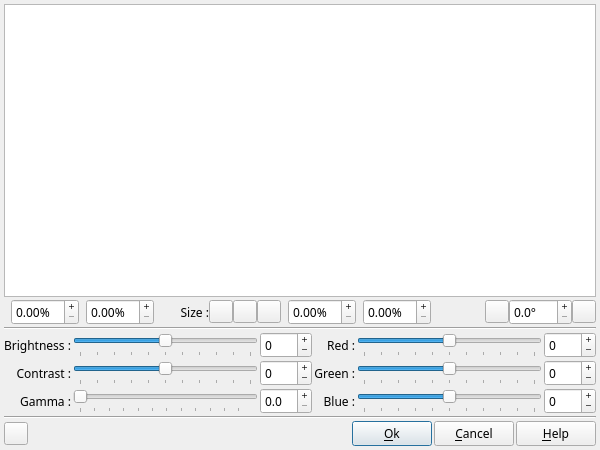
Qt form DlgImageCorrection.ui (boenki/ffdiaporama) before a commit.
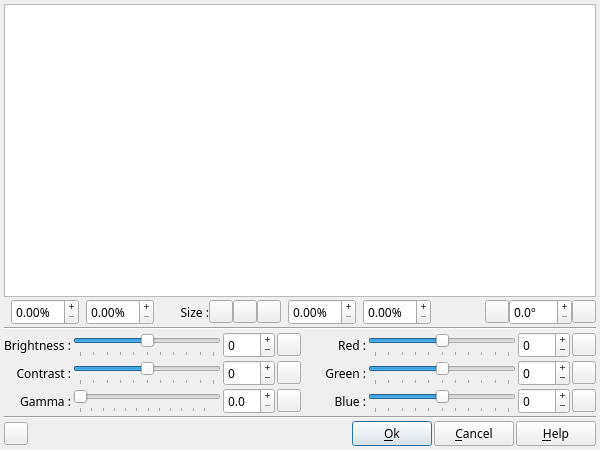
The same form after that commit. Icons and pictures are not drawn.

```diff
--- a/DlgImageCorrection.ui
+++ b/DlgImageCorrection.ui
@@ -496,7 +496,7 @@
        </property>
       </widget>
      </item>
-     <item row="1" column="4">
+     <item row="1" column="6">
       <widget class="QSlider" name="RedSlider">
        <property name="sizePolicy">
         <sizepolicy hsizetype="Expanding" vsizetype="Fixed">
@@ -530,7 +530,7 @@
        </property>
       </widget>
      </item>
-     <item row="1" column="5">
+     <item row="1" column="7">
       <widget class="QSpinBox" name="RedValue">
        <property name="toolTip">
         <string>Adjust red chanel</string>
@@ -546,7 +546,7 @@
        </property>
       </widget>
      </item>
-     <item row="3" column="4">
+     <item row="3" column="6">
       <widget class="QSlider" name="GreenSlider">
        <property name="sizePolicy">
         <sizepolicy hsizetype="Preferred" vsizetype="Fixed">
@@ -580,7 +580,7 @@
        </property>
       </widget>
      </item>
-     <item row="3" column="5">
+     <item row="3" column="7">
       <widget class="QSpinBox" name="GreenValue">
        <property name="toolTip">
         <string>Adjust green chanel</string>
@@ -596,7 +596,7 @@
        </property>
       </widget>
      </item>
-     <item row="5" column="4">
+     <item row="5" column="6">
       <widget class="QSlider" name="BlueSlider">
        <property name="sizePolicy">
         <sizepolicy hsizetype="Preferred" vsizetype="Fixed">
@@ -630,7 +630,7 @@
        </property>
       </widget>
      </item>
-     <item row="5" column="5">
+     <item row="5" column="7">
       <widget class="QSpinBox" name="BlueValue">
        <property name="toolTip">
         <string>Adjust blue chanel</string>
@@ -676,7 +676,7 @@
        </property>
       </widget>
      </item>
-     <item row="1" column="3">
+     <item row="1" column="5">
       <widget class="QLabel" name="label_2">
        <property name="minimumSize">
         <size>
@@ -692,7 +692,7 @@
        </property>
       </widget>
      </item>
-     <item row="3" column="3">
+     <item row="3" column="5">
       <widget class="QLabel" name="label_3">
        <property name="minimumSize">
         <size>
@@ -708,7 +708,7 @@
        </property>
       </widget>
      </item>
-     <item row="5" column="3">
+     <item row="5" column="5">
       <widget class="QLabel" name="label_4">
        <property name="minimumSize">
         <size>
@@ -724,6 +724,109 @@
        </property>
       </widget>
      </item>
+     <item row="1" column="3">
+      <widget class="QToolButton" name="BrightnessResetBT">
+       <property name="toolTip">
+        <string>Reset to zero</string>
+       </property>
+       <property name="text">
+        <string notr="true"/>
+       </property>
+       <property name="icon">
+        <iconset>
+         <normaloff>img/undo.png</normaloff>img/undo.png</iconset>
+       </property>
+      </widget>
+     </item>
+     <item row="3" column="3">
+      <widget class="QToolButton" name="ContrastResetBT">
+       <property name="toolTip">
+        <string>Reset to zero</string>
+       </property>
+       <property name="text">
+        <string notr="true"/>
+       </property>
+       <property name="icon">
+        <iconset>
+         <normaloff>img/undo.png</normaloff>img/undo.png</iconset>
+       </property>
+      </widget>
+     </item>
+     <item row="5" column="3">
+      <widget class="QToolButton" name="GammaResetBT">
+       <property name="toolTip">
+        <string>Reset to zero</string>
+       </property>
+       <property name="text">
+        <string notr="true"/>
+       </property>
+       <property name="icon">
+        <iconset>
+         <normaloff>img/undo.png</normaloff>img/undo.png</iconset>
+       </property>
+      </widget>
+     </item>
+     <item row="1" column="8">
+      <widget class="QToolButton" name="RedResetBT">
+       <property name="toolTip">
+        <string>Reset to zero</string>
+       </property>
+       <property name="text">
+        <string notr="true"/>
+       </property>
+       <property name="icon">
+        <iconset>
+         <normaloff>img/undo.png</normaloff>img/undo.png</iconset>
+       </property>
+      </widget>
+     </item>
+     <item row="3" column="8">
+      <widget class="QToolButton" name="GreenResetBT">
+       <property name="toolTip">
+        <string>Reset to zero</string>
+       </property>
+       <property name="text">
+        <string notr="true"/>
+       </property>
+       <property name="icon">
+        <iconset>
+         <normaloff>img/undo.png</normaloff>img/undo.png</iconset>
+       </property>
+      </widget>
+     </item>
+     <item row="5" column="8">
+      <widget class="QToolButton" name="BlueResetBT">
+       <property name="toolTip">
+        <string>Reset to zero</string>
+       </property>
+       <property name="text">
+        <string notr="true"/>
+       </property>
+       <property name="icon">
+        <iconset>
+         <normaloff>img/undo.png</normaloff>img/undo.png</iconset>
+       </property>
+      </widget>
+     </item>
+     <item row="1" column="4">
+      <widget class="QLabel" name="label_11">
+       <property name="sizePolicy">
+        <sizepolicy hsizetype="Fixed" vsizetype="Preferred">
+         <horstretch>0</horstretch>
+         <verstretch>0</verstretch>
+        </sizepolicy>
+       </property>
+       <property name="minimumSize">
+        <size>
+         <width>20</width>
+         <height>0</height>
+        </size>
+       </property>
+       <property name="text">
+        <string notr="true"/>
+       </property>
+      </widget>
+     </item>
     </layout>
    </item>
    <item>
```
Left out of the diff: 6 changed lines with no effect on the pictures.
